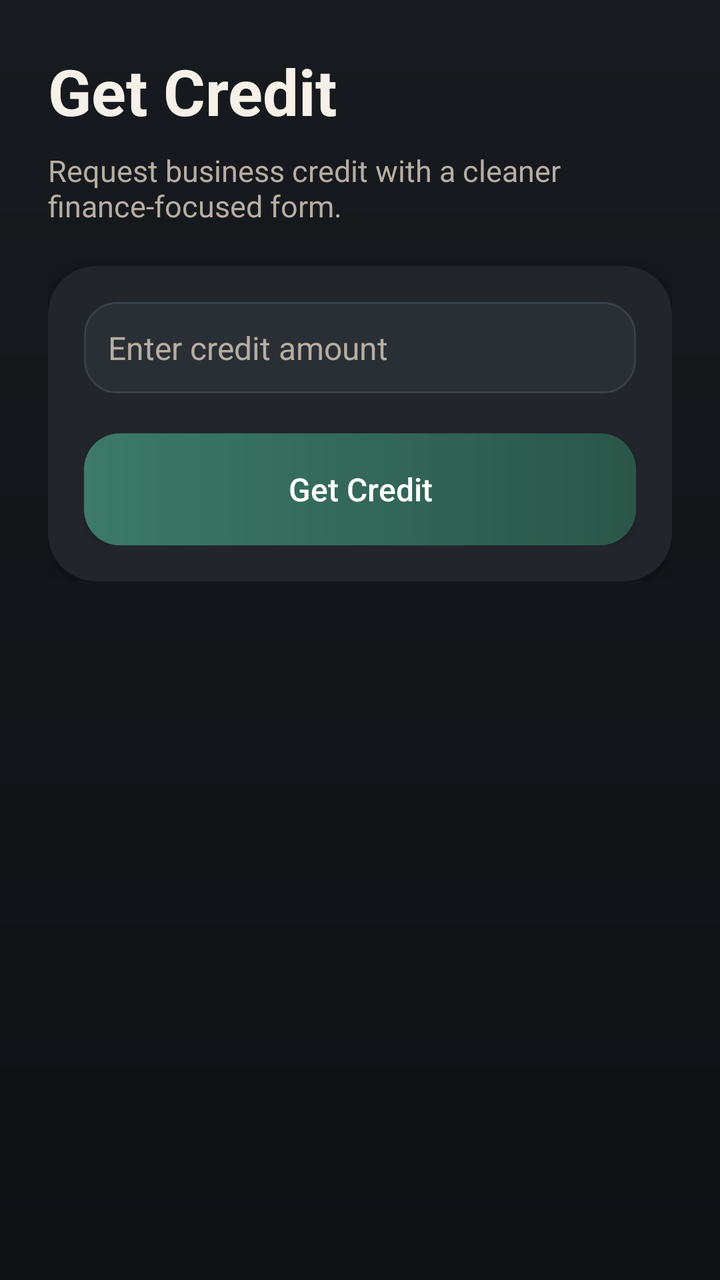
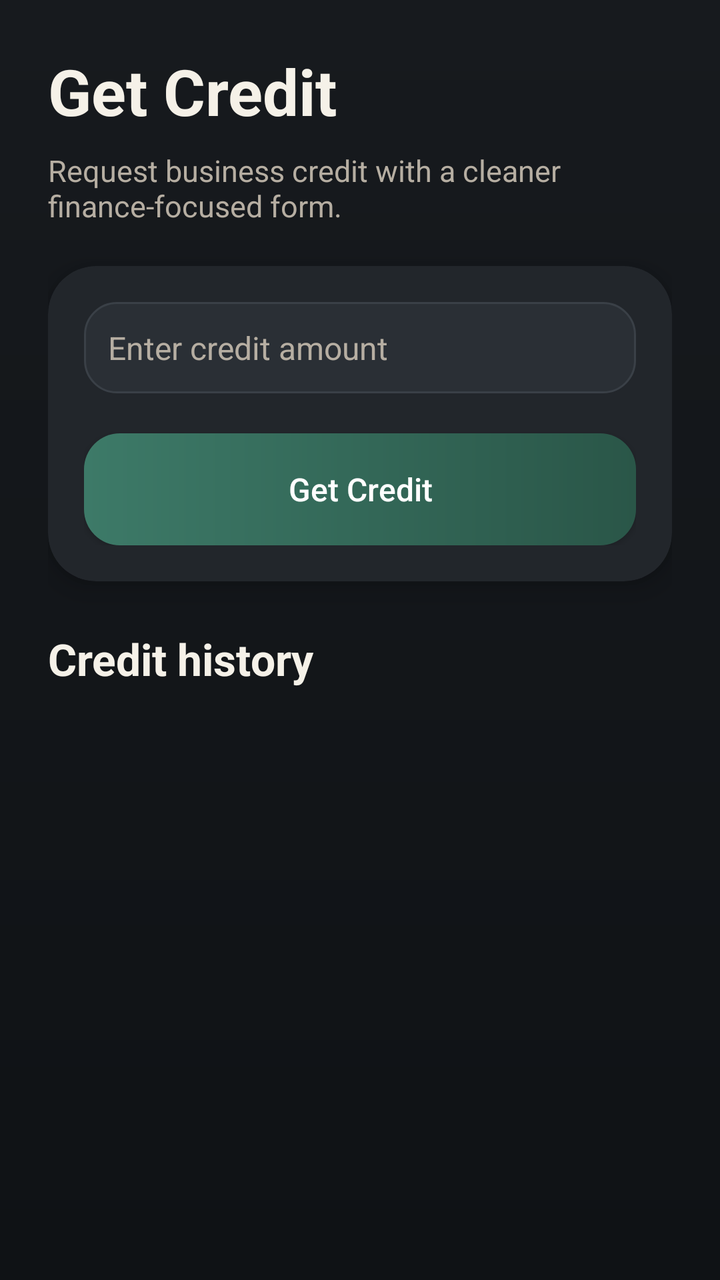

Screens rendered from an Android XML layout before and after an edit, with the pre-edit source and the edit as a unified diff.
<!-- AndroidManifest.xml: application theme Theme.Furniture_app -->
<!-- res/layout/activity_credit.xml -->
<ScrollView xmlns:android="http://schemas.android.com/apk/res/android"
    xmlns:app="http://schemas.android.com/apk/res-auto"
    android:layout_width="match_parent"
    android:layout_height="match_parent"
    android:background="@drawable/bg_app_gradient">

    <LinearLayout
        android:layout_width="match_parent"
        android:layout_height="wrap_content"
        android:orientation="vertical"
        android:padding="24dp">

        <TextView
            android:text="Get Credit"
            android:textColor="@color/brand_ink"
            android:textSize="32sp"
            android:textStyle="bold"
            android:layout_width="match_parent"
            android:layout_height="wrap_content"/>

        <TextView
            android:layout_width="match_parent"
            android:layout_height="wrap_content"
            android:layout_marginTop="8dp"
            android:layout_marginBottom="20dp"
            android:text="Request business credit with a cleaner finance-focused form."
            android:textColor="@color/brand_muted"
            android:textSize="15sp" />

        <androidx.cardview.widget.CardView
            android:layout_width="match_parent"
            android:layout_height="wrap_content"
            app:cardBackgroundColor="@color/brand_panel"
            app:cardCornerRadius="24dp"
            app:cardElevation="8dp">

            <LinearLayout
                android:layout_width="match_parent"
                android:layout_height="wrap_content"
                android:orientation="vertical"
                android:padding="18dp">

                <EditText
                    android:id="@+id/creditAmount"
                    android:hint="Enter credit amount"
                    android:textColor="@color/brand_ink"
                    android:textColorHint="@color/brand_muted"
                    android:textSize="16sp"
                    android:padding="12dp"
                    android:background="@drawable/bg_input_soft"
                    android:inputType="numberDecimal"
                    android:layout_marginBottom="20dp"
                    android:layout_width="match_parent"
                    android:layout_height="wrap_content"/>

                <Button
                    android:id="@+id/buttonCredit"
                    android:text="Get Credit"
                    android:textAllCaps="false"
                    android:textSize="16sp"
                    android:textColor="@color/white"
                    android:background="@drawable/bg_button_primary"
                    android:layout_width="match_parent"
                    android:layout_height="56dp"/>

            </LinearLayout>

        </androidx.cardview.widget.CardView>

    </LinearLayout>

</ScrollView>
<!-- resources referenced by this layout -->
<resources>
  <color name="brand_ink">#F5F1E8</color>
  <color name="brand_muted">#B6AEA2</color>
  <color name="brand_panel">#22262B</color>
  <color name="white">#FFFFFFFF</color>
  <!-- drawable bg_app_gradient (drawable) -->
  <?xml version="1.0" encoding="utf-8"?>
  <shape xmlns:android="http://schemas.android.com/apk/res/android">
      <gradient
          android:angle="270"
          android:startColor="@color/brand_surface"
          android:endColor="@color/brand_surface_alt" />
  </shape>
  <!-- drawable bg_button_primary (drawable) -->
  <?xml version="1.0" encoding="utf-8"?>
  <shape xmlns:android="http://schemas.android.com/apk/res/android">
      <gradient
          android:angle="0"
          android:startColor="@color/brand_primary"
          android:endColor="@color/brand_primary_dark" />
      <corners android:radius="18dp" />
  </shape>
  <!-- drawable bg_input_soft (drawable) -->
  <?xml version="1.0" encoding="utf-8"?>
  <shape xmlns:android="http://schemas.android.com/apk/res/android">
      <solid android:color="#2A2F35" />
      <corners android:radius="16dp" />
      <stroke
          android:width="1dp"
          android:color="@color/brand_line" />
  </shape>
  <style name="Theme.Furniture_app" parent="Base.Theme.Furniture_app" />
  <color name="brand_surface">#171A1E</color>
  <color name="brand_surface_alt">#0F1215</color>
  <color name="brand_primary">#3D7A68</color>
  <color name="brand_primary_dark">#2A5648</color>
  <color name="brand_line">#3A4047</color>
  <style name="Base.Theme.Furniture_app" parent="Theme.Material3.DayNight.NoActionBar">
          
          
      </style>
</resources>

<!-- the commit's change to res/layout/activity_credit.xml (unified diff, before → after) -->
@@ -67,6 +67,22 @@
 
         </androidx.cardview.widget.CardView>
 
+        <TextView
+            android:layout_width="match_parent"
+            android:layout_height="wrap_content"
+            android:layout_marginTop="24dp"
+            android:layout_marginBottom="10dp"
+            android:text="Credit history"
+            android:textColor="@color/brand_ink"
+            android:textSize="22sp"
+            android:textStyle="bold" />
+
+        <LinearLayout
+            android:id="@+id/creditHistoryContainer"
+            android:layout_width="match_parent"
+            android:layout_height="wrap_content"
+            android:orientation="vertical" />
+
     </LinearLayout>
 
 </ScrollView>
